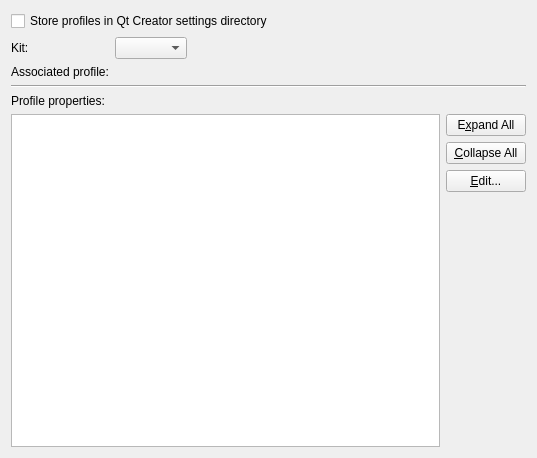
Qt form src/plugins/qbsprojectmanager/qbsprofilessettingswidget.ui (qt-creator/qt-creator) before a commit.
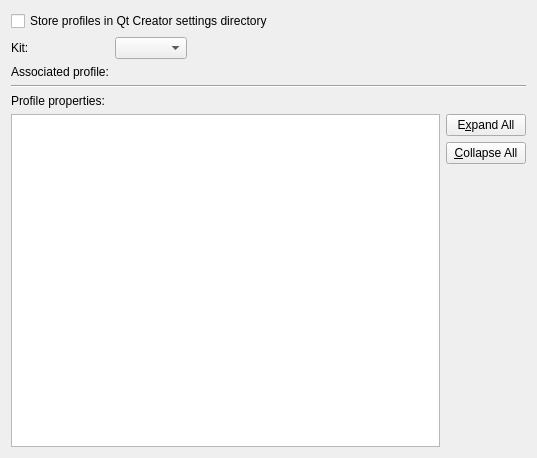
The same form after that commit.

```diff
--- a/src/plugins/qbsprojectmanager/qbsprofilessettingswidget.ui
+++ b/src/plugins/qbsprojectmanager/qbsprofilessettingswidget.ui
@@ -101,13 +101,6 @@
          </property>
         </widget>
        </item>
-       <item>
-        <widget class="QPushButton" name="editButton">
-         <property name="text">
-          <string>&amp;Edit...</string>
-         </property>
-        </widget>
-       </item>
        <item>
         <spacer name="verticalSpacer">
          <property name="orientation">
```
